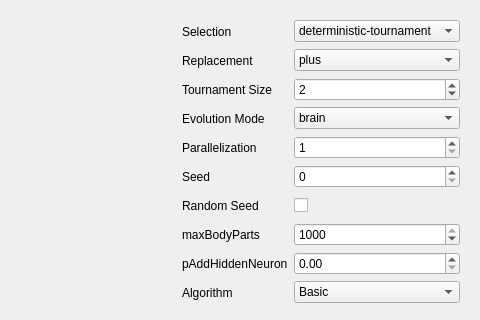
Old version of the form evolutionconfigform.ui in the repository eagle2com/robogen-gui; both pictures show x 312 to 792 and y 0 to 320 of the 792 by 544 pixel window.
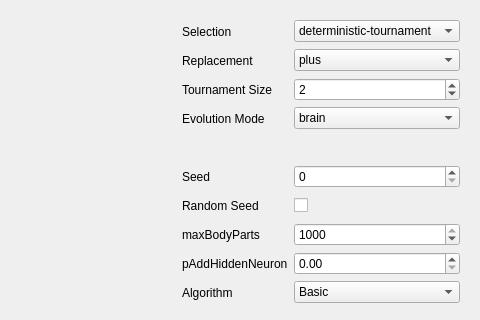
New version of the form.

Patch:
```diff
--- a/evolutionconfigform.ui
+++ b/evolutionconfigform.ui
@@ -319,16 +319,6 @@
         </property>
        </widget>
       </item>
-      <item row="4" column="6">
-       <widget class="QSpinBox" name="spin_threads">
-        <property name="minimum">
-         <number>1</number>
-        </property>
-        <property name="value">
-         <number>1</number>
-        </property>
-       </widget>
-      </item>
       <item row="1" column="5">
        <widget class="QLabel" name="label_27">
         <property name="toolTip">
@@ -346,13 +336,6 @@
         </property>
        </widget>
       </item>
-      <item row="4" column="5">
-       <widget class="QLabel" name="label_16">
-        <property name="text">
-         <string>Parallelization</string>
-        </property>
-       </widget>
-      </item>
       <item row="2" column="5">
        <widget class="QLabel" name="label_28">
         <property name="toolTip">
```
